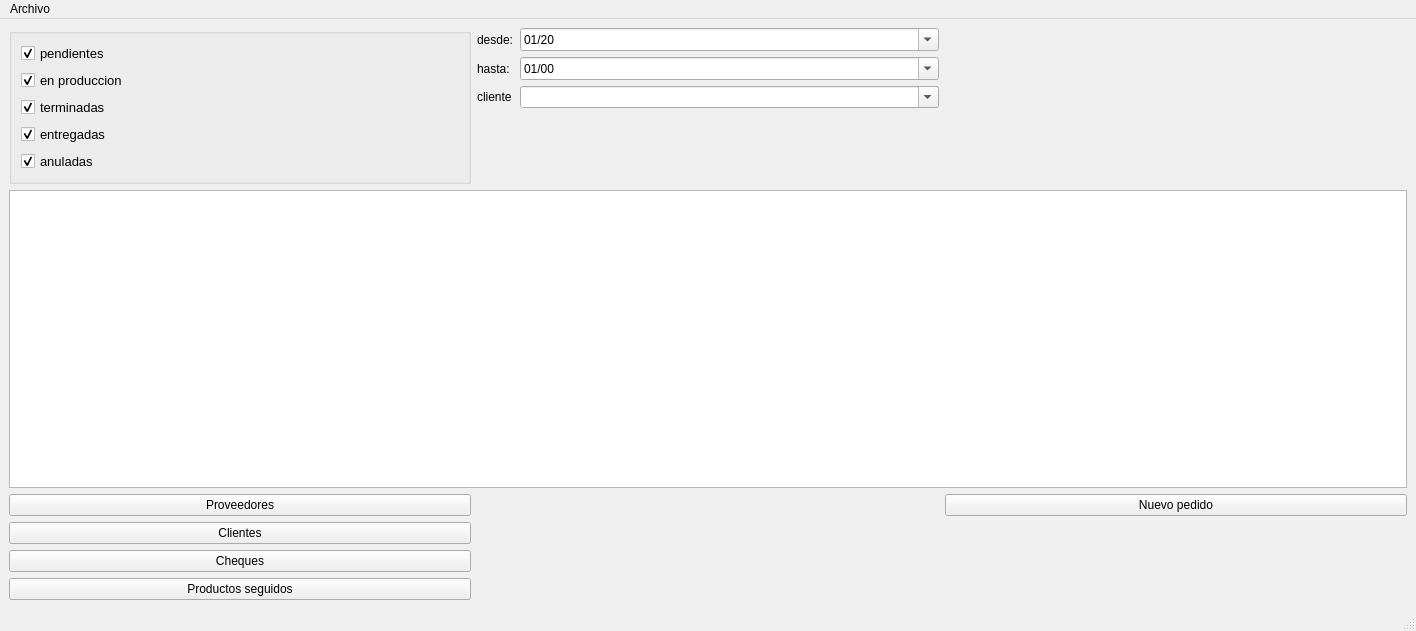
This is infomesasmain.ui in waltermas-gitter/infomesas-gui as Qt 5 draws it before an edit. The edited form follows.
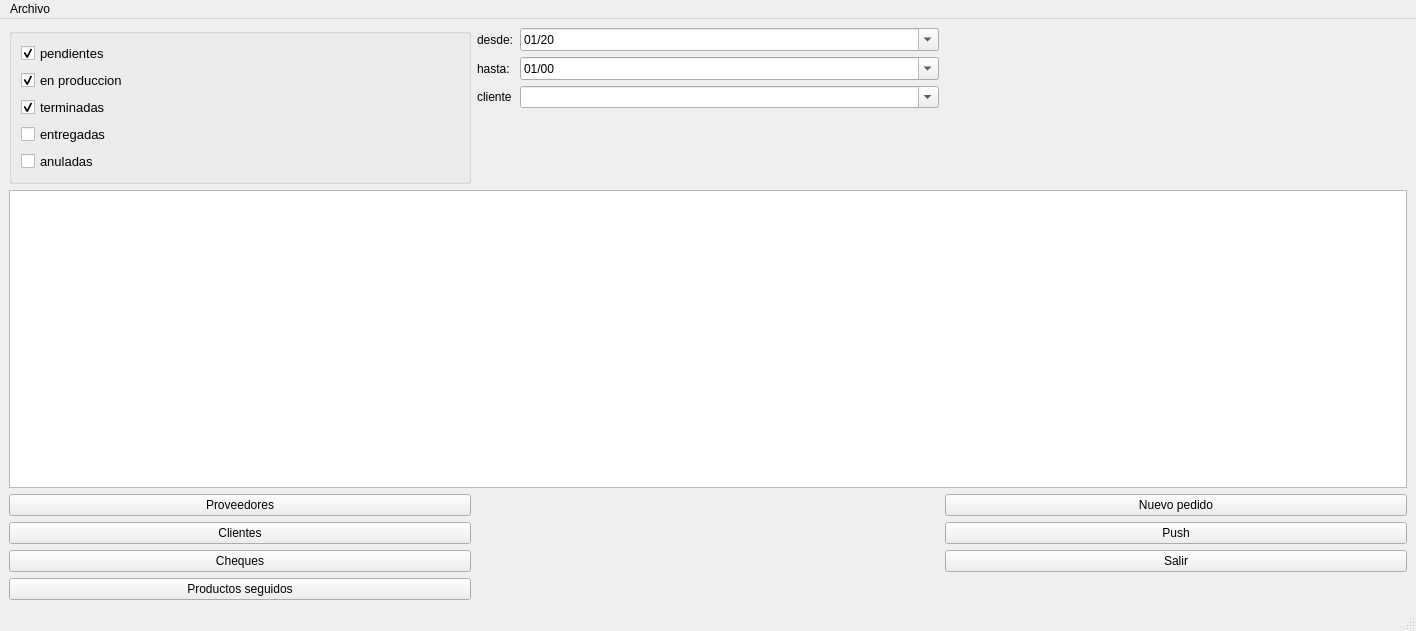
This is the edited form. Icons and pictures are not drawn.

The edit to the form file:
```diff
--- a/infomesasmain.ui
+++ b/infomesasmain.ui
@@ -181,7 +181,7 @@
           <string>entregadas</string>
          </property>
          <property name="checked">
-          <bool>true</bool>
+          <bool>false</bool>
          </property>
         </widget>
        </item>
@@ -196,7 +196,7 @@
           <string>anuladas</string>
          </property>
          <property name="checked">
-          <bool>true</bool>
+          <bool>false</bool>
          </property>
         </widget>
        </item>
@@ -210,6 +210,20 @@
       </property>
      </widget>
     </item>
+    <item row="3" column="2">
+     <widget class="QPushButton" name="pushPushButton">
+      <property name="text">
+       <string>Push</string>
+      </property>
+     </widget>
+    </item>
+    <item row="4" column="2">
+     <widget class="QPushButton" name="salirPushButton">
+      <property name="text">
+       <string>Salir</string>
+      </property>
+     </widget>
+    </item>
    </layout>
   </widget>
   <widget class="QMenuBar" name="menubar">
```
Left out of the diff: 2 changed lines with no effect on the pictures.
